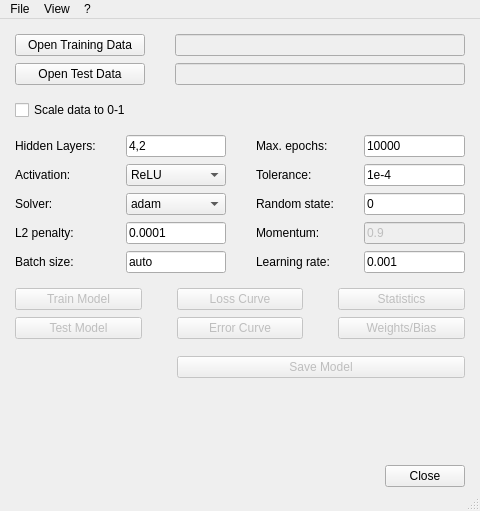
Above: mlp_tool.ui from smlpt/MLP-Tool before the change. Below: the same form after it.
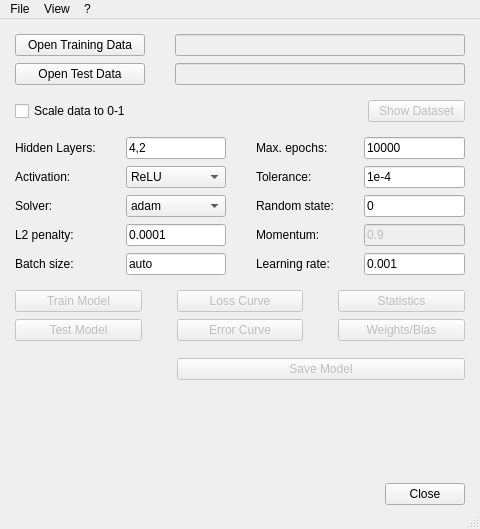
That is the form after the change.

Commit message: Added ShowDataset Button and import NaN rejection

```diff
--- a/mlp_tool.ui
+++ b/mlp_tool.ui
@@ -10,7 +10,7 @@
     <x>0</x>
     <y>0</y>
     <width>480</width>
-    <height>511</height>
+    <height>529</height>
    </rect>
   </property>
   <property name="sizePolicy">
@@ -186,6 +186,28 @@
         <property name="bottomMargin">
          <number>0</number>
         </property>
+        <item row="0" column="2">
+         <widget class="QPushButton" name="ButtonShowDataset">
+          <property name="enabled">
+           <bool>false</bool>
+          </property>
+          <property name="sizePolicy">
+           <sizepolicy hsizetype="Minimum" vsizetype="Fixed">
+            <horstretch>0</horstretch>
+            <verstretch>0</verstretch>
+           </sizepolicy>
+          </property>
+          <property name="minimumSize">
+           <size>
+            <width>97</width>
+            <height>0</height>
+           </size>
+          </property>
+          <property name="text">
+           <string>Show Dataset</string>
+          </property>
+         </widget>
+        </item>
         <item row="0" column="0">
          <widget class="QCheckBox" name="CheckScaling">
           <property name="enabled">
@@ -202,6 +224,19 @@
           </property>
          </widget>
         </item>
+        <item row="0" column="1">
+         <spacer name="horizontalSpacer_2">
+          <property name="orientation">
+           <enum>Qt::Horizontal</enum>
+          </property>
+          <property name="sizeHint" stdset="0">
+           <size>
+            <width>40</width>
+            <height>20</height>
+           </size>
+          </property>
+         </spacer>
+        </item>
        </layout>
       </item>
      </layout>
```
The commit also changes 1 other file.
